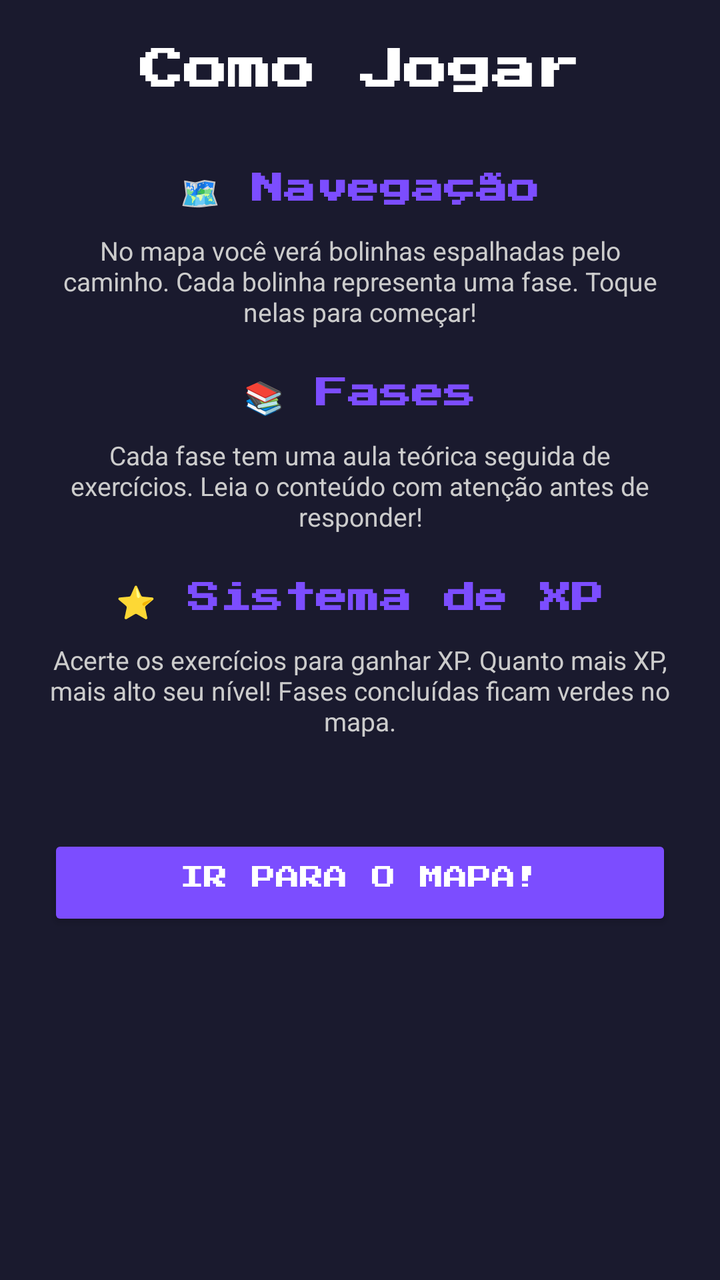
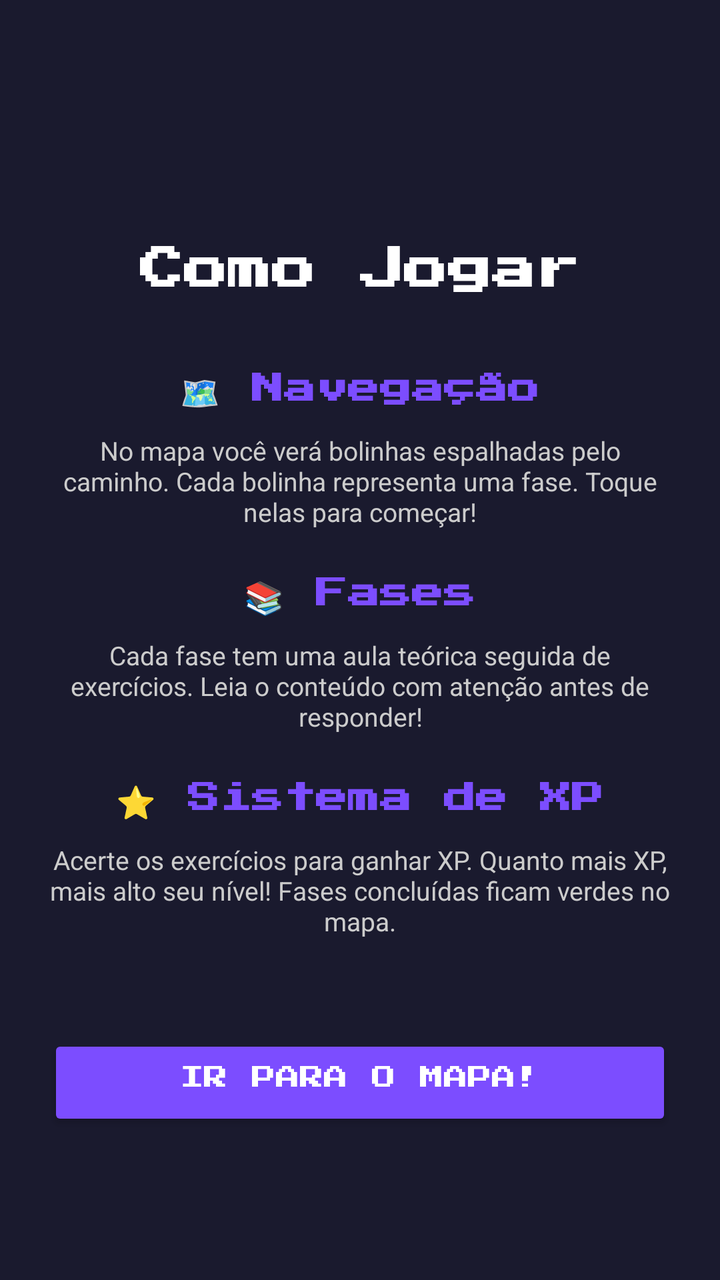

Before-and-after screenshots of an Android layout around one commit, followed by the original layout XML and the change that was made.
<!-- AndroidManifest.xml: application theme Theme.CodeQuest -->
<!-- res/layout/activity_tutorial.xml -->
<?xml version="1.0" encoding="utf-8"?>
<LinearLayout xmlns:android="http://schemas.android.com/apk/res/android"
    android:layout_width="match_parent"
    android:layout_height="match_parent"
    android:orientation="vertical"
    android:background="#1a1a2e"
    android:padding="24dp">

    <TextView
        android:layout_width="wrap_content"
        android:layout_height="wrap_content"
        android:text="Como Jogar"
        android:textColor="#ffffff"
        android:textSize="22sp"
        android:textStyle="bold"
        android:fontFamily="@font/pressstart2p"
        android:layout_marginBottom="32dp"
        android:layout_gravity="center"
        />

    <TextView
        android:layout_width="wrap_content"
        android:layout_height="wrap_content"
        android:layout_marginBottom="8dp"
        android:text="🗺️ Navegação"
        android:textColor="#7c4dff"
        android:textSize="16sp"
        android:textStyle="bold"
        android:layout_gravity="center"
        android:fontFamily="@font/pressstart2p" />

    <TextView
        android:layout_width="wrap_content"
        android:layout_height="wrap_content"
        android:text="No mapa você verá bolinhas espalhadas pelo caminho. Cada bolinha representa uma fase. Toque nelas para começar!"
        android:textColor="#cccccc"
        android:textSize="13sp"
        android:layout_marginBottom="24dp"
        android:gravity="center"/>

    <TextView
        android:layout_width="wrap_content"
        android:layout_height="wrap_content"
        android:text="📚 Fases"
        android:textColor="#7c4dff"
        android:textSize="16sp"
        android:textStyle="bold"
        android:fontFamily="@font/pressstart2p"
        android:layout_gravity="center"
        android:layout_marginBottom="8dp"/>

    <TextView
        android:layout_width="wrap_content"
        android:layout_height="wrap_content"
        android:text="Cada fase tem uma aula teórica seguida de exercícios. Leia o conteúdo com atenção antes de responder!"
        android:textColor="#cccccc"
        android:textSize="13sp"
        android:layout_marginBottom="24dp"
        android:gravity="center"/>

    <TextView
        android:layout_width="wrap_content"
        android:layout_height="wrap_content"
        android:text="⭐ Sistema de XP"
        android:textColor="#7c4dff"
        android:textSize="16sp"
        android:textStyle="bold"
        android:fontFamily="@font/pressstart2p"
        android:layout_gravity="center"
        android:layout_marginBottom="8dp"/>

    <TextView
        android:layout_width="wrap_content"
        android:layout_height="wrap_content"
        android:text="Acerte os exercícios para ganhar XP. Quanto mais XP, mais alto seu nível! Fases concluídas ficam verdes no mapa."
        android:textColor="#cccccc"
        android:textSize="13sp"
        android:layout_marginBottom="48dp"
        android:gravity="center"/>

    <Button
        android:id="@+id/btnIrMapa"
        android:layout_width="match_parent"
        android:layout_height="wrap_content"
        android:text="Ir para o Mapa!"
        android:backgroundTint="#7c4dff"
        android:textColor="#ffffff"
        android:fontFamily="@font/pressstart2p"
        android:textSize="12sp"/>

</LinearLayout>
<!-- resources referenced by this layout -->
<resources>
  <style name="Theme.CodeQuest" parent="Base.Theme.CodeQuest" />
  <style name="Base.Theme.CodeQuest" parent="Theme.Material3.DayNight.NoActionBar">
          
          
      </style>
</resources>

<!-- the commit's change to res/layout/activity_tutorial.xml (unified diff, before → after) -->
@@ -14,6 +14,7 @@
         android:textSize="22sp"
         android:textStyle="bold"
         android:fontFamily="@font/pressstart2p"
+        android:paddingTop="300px"
         android:layout_marginBottom="32dp"
         android:layout_gravity="center"
         />
